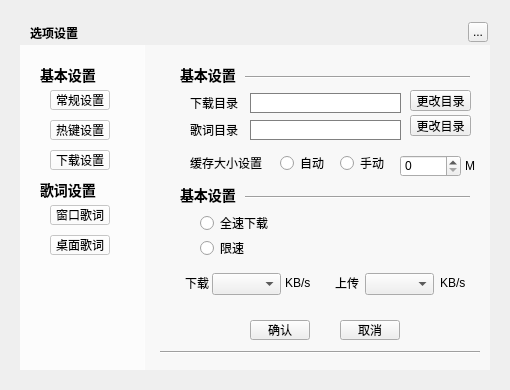
The window that ui/core-widget/musicsettingwidget.ui (Greedysky/TTKMusicPlayer) describes before a commit, drawn with Qt 5.
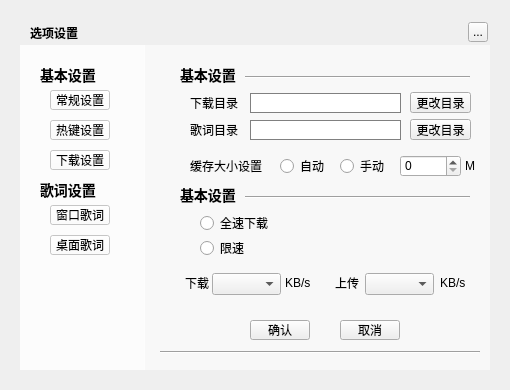
The same window after the commit. The open tabs and pages were chosen to show the change. Custom widgets are drawn as their Qt base class.

Commit message: update download setting widget[778450]

Diff of the .ui file:
```diff
--- a/ui/core-widget/musicsettingwidget.ui
+++ b/ui/core-widget/musicsettingwidget.ui
@@ -1183,7 +1183,7 @@
      <property name="geometry">
       <rect>
        <x>250</x>
-       <y>45</y>
+       <y>47</y>
        <width>61</width>
        <height>21</height>
       </rect>
@@ -1209,7 +1209,7 @@
      <property name="geometry">
       <rect>
        <x>250</x>
-       <y>70</y>
+       <y>74</y>
        <width>61</width>
        <height>21</height>
       </rect>
@@ -1232,7 +1232,7 @@
      <property name="geometry">
       <rect>
        <x>30</x>
-       <y>110</y>
+       <y>113</y>
        <width>81</width>
        <height>16</height>
       </rect>
@@ -1245,7 +1245,7 @@
      <property name="geometry">
       <rect>
        <x>120</x>
-       <y>110</y>
+       <y>113</y>
        <width>51</width>
        <height>16</height>
       </rect>
@@ -1258,7 +1258,7 @@
      <property name="geometry">
       <rect>
        <x>180</x>
-       <y>110</y>
+       <y>113</y>
        <width>51</width>
        <height>16</height>
       </rect>
```
Left out of the diff: 6 changed lines with no effect on the pictures. The commit also changes 2 other files.
